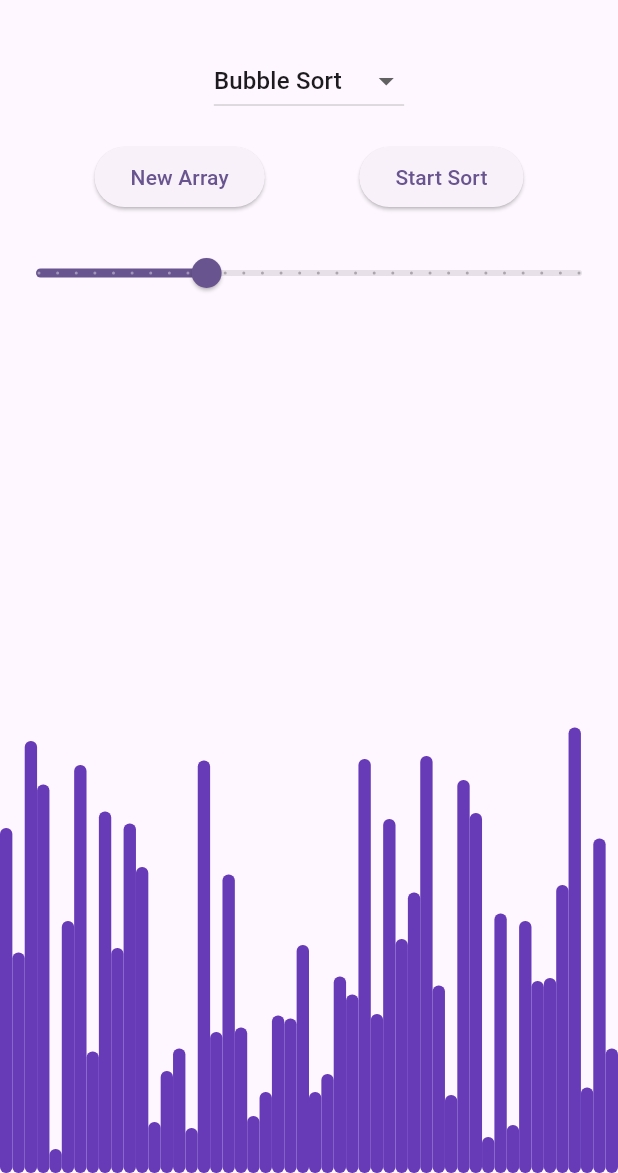
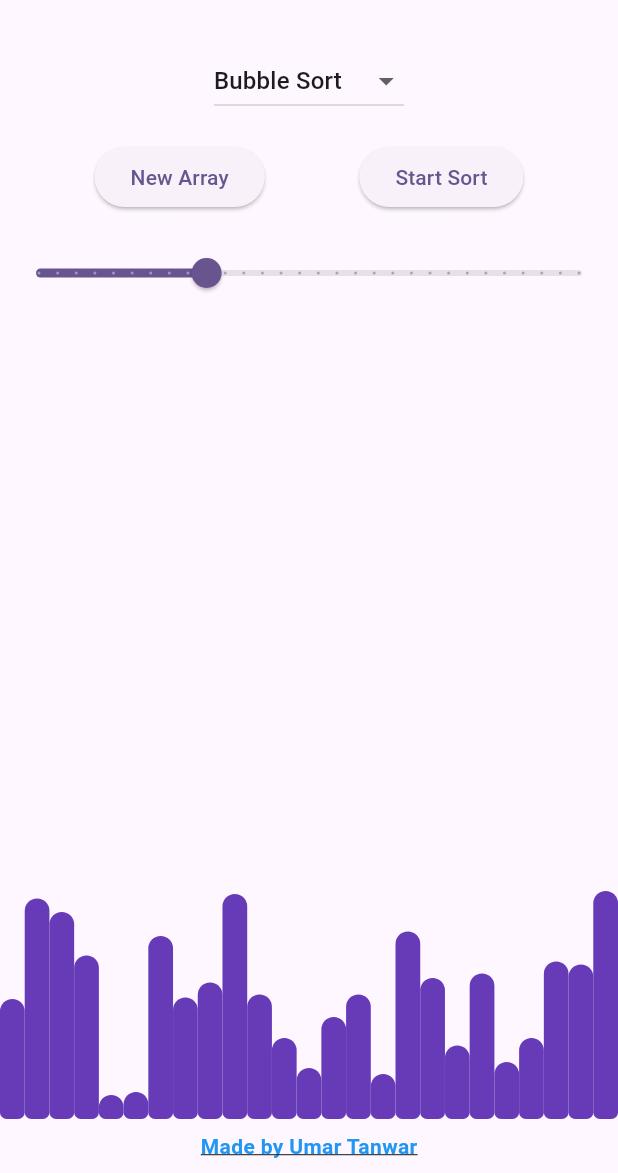
Before and after one commit to UmarTanwar3527/sorting_visualizer, a Flutter app: the screen it shows after launch, after a tap on "New Array", on a phone screen of 412 x 824 dp, the part 63-1236 px from its top. Run offline on Flutter 3.47's test engine with Material 3 defaults, Android fonts, the phone set to English and light mode, and no system bars.

Commit message:
edit codebase

```diff
--- a/lib/screens/home_screen.dart
+++ b/lib/screens/home_screen.dart
@@ -1,6 +1,7 @@
 import 'dart:async';
 import 'dart:math';
 import 'package:flutter/material.dart';
+import 'package:url_launcher/url_launcher.dart'; // Import url_launcher
 import '../widgets/sorting_bar.dart';
 import '../algorithms/sorting_algorithms.dart';
 
@@ -13,7 +14,7 @@ class HomeScreen extends StatefulWidget {
 
 class _HomeScreenState extends State<HomeScreen> {
   List<int> _array = [];
-  int _arraySize = 50;
+  int _arraySize = 25;
   double _speed = 100;
   bool _isSorting = false;
   String _selectedAlgorithm = 'Bubble Sort';
@@ -36,7 +37,7 @@ class _HomeScreenState extends State<HomeScreen> {
 
   void _generateNewArray() {
     final rand = Random();
-    _array = List.generate(_arraySize, (_) => rand.nextInt(300) + 10);
+    _array = List.generate(_arraySize, (_) => rand.nextInt(150) + 10);
     setState(() {
       _targetedIndex = -1;
       _runningIndex = -1;
@@ -48,34 +49,53 @@ class _HomeScreenState extends State<HomeScreen> {
 
     switch (_selectedAlgorithm) {
       case 'Bubble Sort':
-        await bubbleSort(_array, (int target, int running) => setState(() {
+        await bubbleSort(
+            _array,
+            (int target, int running) => setState(() {
                   _targetedIndex = target;
                   _runningIndex = running;
-            }), _speed.toInt());
+                }),
+            _speed.toInt());
         break;
       case 'Selection Sort':
-        await selectionSort(_array, (int target, int running) => setState(() {
+        await selectionSort(
+            _array,
+            (int target, int running) => setState(() {
                   _targetedIndex = target;
                   _runningIndex = running;
-            }), _speed.toInt());
+                }),
+            _speed.toInt());
         break;
       case 'Insertion Sort':
-        await insertionSort(_array, (int target, int running) => setState(() {
+        await insertionSort(
+            _array,
+            (int target, int running) => setState(() {
                   _targetedIndex = target;
                   _runningIndex = running;
-            }), _speed.toInt());
+                }),
+            _speed.toInt());
         break;
       case 'Merge Sort':
-        await mergeSort(_array, 0, _array.length - 1, (int target, int running) => setState(() {
+        await mergeSort(
+            _array,
+            0,
+            _array.length - 1,
+            (int target, int running) => setState(() {
                   _targetedIndex = target;
                   _runningIndex = running;
-            }), _speed.toInt());
+                }),
+            _speed.toInt());
         break;
       case 'Quick Sort':
-        await quickSort(_array, 0, _array.length - 1, (int target, int running) => setState(() {
+        await quickSort(
+            _array,
+            0,
+            _array.length - 1,
+            (int target, int running) => setState(() {
                   _targetedIndex = target;
                   _runningIndex = running;
-            }), _speed.toInt());
+                }),
+            _speed.toInt());
         break;
     }
 
@@ -135,7 +155,8 @@ class _HomeScreenState extends State<HomeScreen> {
             max: 300,
             divisions: 29,
             label: '${_speed.toInt()} ms',
-            onChanged: !_isSorting ? (value) => setState(() => _speed = value) : null,
+            onChanged:
+                !_isSorting ? (value) => setState(() => _speed = value) : null,
           ),
           const SizedBox(height: 16),
           Expanded(
@@ -154,6 +175,28 @@ class _HomeScreenState extends State<HomeScreen> {
               }).toList(),
             ),
           ),
+          Padding(
+            padding: const EdgeInsets.all(8.0),
+            child: InkWell(
+              onTap: () async {
+                final url =
+                    Uri.parse('https://www.linkedin.com/in/umartanwar/');
+                if (await canLaunchUrl(url)) {
+                  await launchUrl(url);
+                } else {
+                  throw 'Could not launch $url';
+                }
+              },
+              child: const Text(
+                'Made by Umar Tanwar',
+                style: TextStyle(
+                  decoration: TextDecoration.underline,
+                  color: Colors.blue,
+                  fontWeight: FontWeight.bold,
+                ),
+              ),
+            ),
+          ),
         ],
       ),
     );
--- a/lib/widgets/sorting_bar.dart
+++ b/lib/widgets/sorting_bar.dart
@@ -31,7 +31,11 @@ class SortingBar extends StatelessWidget {
       height: value,
       decoration: BoxDecoration(
         color: barColor,
-        borderRadius: BorderRadius.circular(4),
+        borderRadius: const BorderRadius.only(
+            topLeft: Radius.circular(15),
+            topRight: Radius.circular(15),
+            bottomLeft: Radius.circular(8),
+            bottomRight: Radius.circular(8)),
       ),
     );
   }
--- a/pubspec.yaml
+++ b/pubspec.yaml
@@ -35,6 +35,7 @@ dependencies:
   # The following adds the Cupertino Icons font to your application.
   # Use with the CupertinoIcons class for iOS style icons.
   cupertino_icons: ^1.0.6
+  url_launcher: ^6.3.1
 
 dev_dependencies:
   flutter_test:
```
Also changed, not shown: pubspec.lock, 6 other files. Lines whose indentation alone changed are shown as unchanged.
